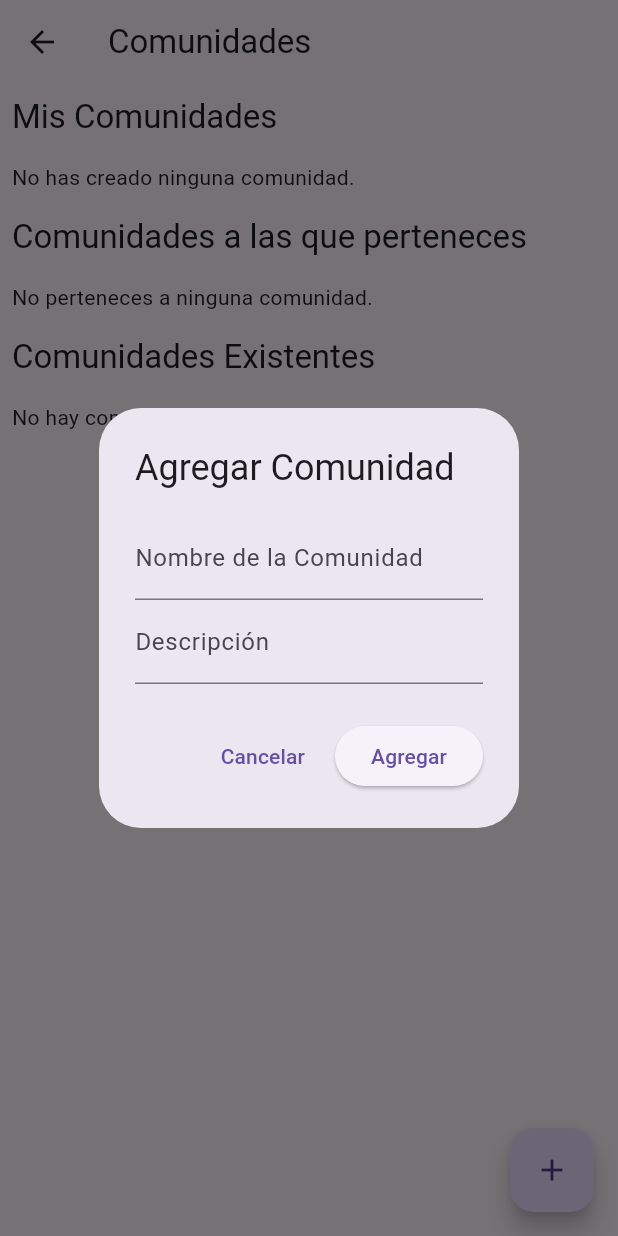
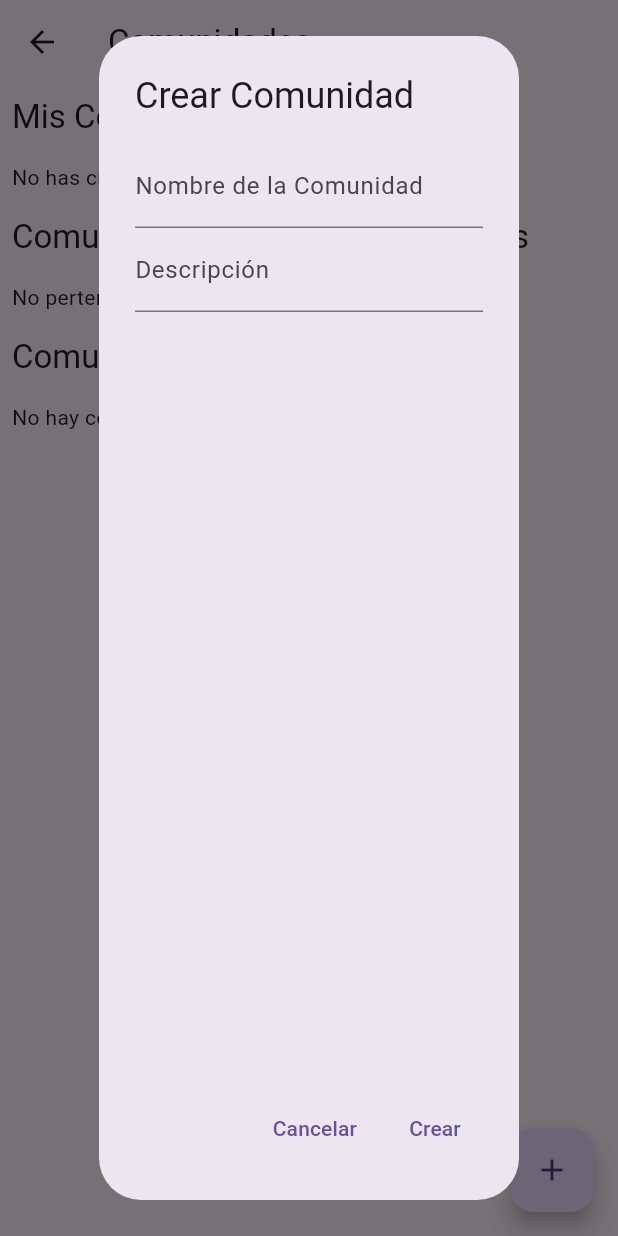
Before and after one commit to Eurekamps/trabajo-final-entrega-1-brainiaks, a Flutter app: the CommunityView screen opened directly, after a tap on the "add" icon, on a phone screen of 412 x 824 dp. Run offline on Flutter 3.47's test engine with Material 3 defaults, Android fonts, the phone set to English and light mode, and no system bars; our stand-ins replace cloud_firestore, firebase_auth, firebase_core, firebase_storage, font_awesome_flutter, image_picker; accounts and stored records are empty.

Commit message:
se actualiza el codigo ya que no se usaban las funciones adecuadas

```diff
--- a/lib/Views/CommunityView.dart
+++ b/lib/Views/CommunityView.dart
@@ -1,6 +1,8 @@
 import 'package:flutter/material.dart';
 import 'package:cloud_firestore/cloud_firestore.dart';
 import 'package:firebase_auth/firebase_auth.dart';
+
+import '../Statics/FirebaseAdmin.dart';
 
 class CommunityView extends StatefulWidget {
   @override
@@ -8,223 +10,108 @@ class CommunityView extends StatefulWidget {
 }
 
 class _CommunityViewState extends State<CommunityView> {
-  final FirebaseFirestore _firestore = FirebaseFirestore.instance;
-  final String userId = FirebaseAuth.instance.currentUser!.uid;
-  final TextEditingController _nameController = TextEditingController();
-  final TextEditingController _descriptionController = TextEditingController();
-  bool isLoading = false;
+  final FirebaseAdmin _firebaseAdmin = FirebaseAdmin();  // Instanciamos FirebaseAdmin
+  List<Map<String, dynamic>> createdCommunities = [];
+  List<Map<String, dynamic>> joinedCommunities = [];
+  List<Map<String, dynamic>> existingCommunities = [];
 
-  List<Map<String, dynamic>> userCreatedCommunities = [];
-  List<Map<String, dynamic>> userJoinedCommunities = [];
-  List<Map<String, dynamic>> existingCommunities = [];
+  String? userId;
 
   @override
   void initState() {
     super.initState();
-    _loadCommunities(); // Cargar las comunidades al iniciar
+    _loadCommunities();
   }
 
-  // Función para cargar las comunidades
   Future<void> _loadCommunities() async {
+    // Asegúrate de tener el ID del usuario
+    userId = FirebaseAuth.instance.currentUser?.uid;
+
+    // Cargar las comunidades creadas por el usuario
+    var createdCommunitiesData = await _firebaseAdmin.fetchFBDataList(
+      collectionPath: 'comunidades',
+      filters: Filter('uidCreador', isEqualTo: userId),
+    );
     setState(() {
-      isLoading = true;
+      createdCommunities = createdCommunitiesData?.map((doc) => doc.data() as Map<String, dynamic>).toList() ?? [];
     });
 
-    try {
-      // Comunidades creadas por el usuario (filtrado por uidCreator)
-      final createdCommunitiesSnapshot = await _firestore
-          .collection('comunidades')
-          .where('uidCreator', isEqualTo: userId)
-          .get();
+    // Cargar las comunidades en las que el usuario está participando
+    var joinedCommunitiesData = await _firebaseAdmin.fetchFBDataList(
+      collectionPath: 'comunidades',
+      filters: Filter('uidParticipants', arrayContains: userId),
+    );
+    setState(() {
+      joinedCommunities = joinedCommunitiesData?.map((doc) => doc.data() as Map<String, dynamic>).toList() ?? [];
+    });
 
-      userCreatedCommunities = createdCommunitiesSnapshot.docs
-          .map((doc) => {
-        'id': doc.id, // Guardar el ID del documento
-        ...doc.data(),
-      })
-          .toList();
+    // Cargar todas las comunidades disponibles (excepto las creadas o a las que ya pertenece)
+    var allCommunitiesData = await _firebaseAdmin.fetchFBDataList(
+      collectionPath: 'comunidades',
+    );
+    setState(() {
+      existingCommunities = allCommunitiesData?.map((doc) => doc.data() as Map<String, dynamic>).toList() ?? [];
+    });
 
-      // Comunidades a las que el usuario se ha unido (filtrado por uidParticipants)
-      final joinedCommunitiesSnapshot = await _firestore
-          .collection('comunidades')
-          .where('uidParticipants', arrayContains: userId)
-          .get();
-
-      userJoinedCommunities = joinedCommunitiesSnapshot.docs
-          .map((doc) => {
-        'id': doc.id, // Guardar el ID del documento
-        ...doc.data(),
-      })
-          .toList();
-
-      // Filtramos las comunidades a las que el usuario pertenece,
-      // eliminando aquellas que el usuario haya creado
-      userJoinedCommunities.removeWhere((community) =>
-          userCreatedCommunities.any((createdCommunity) => createdCommunity['id'] == community['id'])
-      );
-
-      // Comunidades existentes: Excluimos las comunidades que el usuario ya ha creado o a las que se ha unido
-      existingCommunities = createdCommunitiesSnapshot.docs
-          .map((doc) => {
-        'id': doc.id, // Guardar el ID del documento
-        ...doc.data(),
-      })
-          .toList();
-
-      existingCommunities.removeWhere((community) =>
-      userJoinedCommunities.any((joinedCommunity) => joinedCommunity['id'] == community['id']) ||
-          userCreatedCommunities.any((createdCommunity) => createdCommunity['id'] == community['id'])
-      );
-
-    } catch (e) {
-      print("Error cargando comunidades: $e");
-    } finally {
-      setState(() {
-        isLoading = false;
-      });
-    }
+    // Filtrar las comunidades que no han sido creadas por el usuario ni a las que ya pertenece
+    existingCommunities.removeWhere((community) => createdCommunities.contains(community) || joinedCommunities.contains(community));
   }
 
-  // Función para agregar una comunidad
-  Future<void> _addCommunity() async {
-    final newCommunity = {
-      'name': _nameController.text.trim(),
-      'description': _descriptionController.text.trim(),
-      'uidCreator': userId,
-      'uidModders': [userId], // El creador es moderador inicial
-      'uidParticipants': [userId], // El creador pertenece inicialmente
-      'avatar': '', // Avatar opcional
-    };
-
-    setState(() {
-      isLoading = true;
-    });
-
-    try {
-      await _firestore.collection('comunidades').add(newCommunity);
-      await _loadCommunities(); // Recargar las comunidades
-      print("Comunidad creada exitosamente.");
-    } catch (e) {
-      print("Error al crear comunidad: $e");
-    } finally {
-      setState(() {
-        isLoading = false;
-      });
-    }
-  }
-
-  // Función para editar una comunidad
-  Future<void> _editCommunity(Map<String, dynamic> community, String docId) async {
-    _nameController.text = community['name'];
-    _descriptionController.text = community['description'];
-
+  // Mostrar el cuadro de diálogo para crear una comunidad
+  void _showAddCommunityDialog() {
     showDialog(
       context: context,
-      builder: (BuildContext context) {
+      builder: (context) {
+        String communityName = '';
+        String communityDescription = '';
+
         return AlertDialog(
-          title: Text("Editar Comunidad"),
+          title: Text('Crear Comunidad'),
           content: Column(
-            mainAxisSize: MainAxisSize.min,
             children: [
               TextField(
-                controller: _nameController,
-                decoration: InputDecoration(labelText: "Nombre de la Comunidad"),
+                decoration: InputDecoration(labelText: 'Nombre de la Comunidad'),
+                onChanged: (value) {
+                  setState(() {
+                    communityName = value;
+                  });
+                },
               ),
               TextField(
-                controller: _descriptionController,
-                decoration: InputDecoration(labelText: "Descripción"),
+                decoration: InputDecoration(labelText: 'Descripción'),
+                onChanged: (value) {
+                  setState(() {
+                    communityDescription = value;
+                  });
+                },
               ),
             ],
           ),
           actions: [
             TextButton(
               onPressed: () {
-                Navigator.of(context).pop();
+                Navigator.pop(context);
               },
-              child: Text("Cancelar"),
+              child: Text('Cancelar'),
             ),
-            ElevatedButton(
+            TextButton(
               onPressed: () async {
-                final updatedCommunity = {
-                  'name': _nameController.text.trim(),
-                  'description': _descriptionController.text.trim(),
-                  'uidCreator': community['uidCreator'],
-                  'uidModders': community['uidModders'],
-                  'uidParticipants': community['uidParticipants'],
-                  'avatar': community['avatar'],
+                // Crear comunidad
+                final communityData = {
+                  'name': communityName,
+                  'description': communityDescription,
+                  'uidCreador': userId,
+                  'uidParticipants': [userId],  // El creador es el primer participante
                 };
 
-                try {
-                  await _firestore.collection('comunidades').doc(docId).update(updatedCommunity);
-                  await _loadCommunities(); // Recargar comunidades
-                  print("Comunidad actualizada exitosamente.");
-                } catch (e) {
-                  print("Error al actualizar comunidad: $e");
-                }
-                Navigator.of(context).pop(); // Cerrar el diálogo
+                await _firebaseAdmin.saveFBData(
+                  collectionPath: 'comunidades',
+                  data: communityData,
+                );
+                await _loadCommunities(); // Recargar las comunidades después de crearla
+                Navigator.pop(context); // Cerrar el cuadro de diálogo
               },
-              child: Text("Actualizar"),
-            ),
-          ],
-        );
-      },
-    );
-  }
-
-  // Función para eliminar una comunidad
-  Future<void> _deleteCommunity(String docId) async {
-    setState(() {
-      isLoading = true;
-    });
-
-    try {
-      await _firestore.collection('comunidades').doc(docId).delete();
-      await _loadCommunities(); // Recargar comunidades
-      print("Comunidad eliminada exitosamente.");
-    } catch (e) {
-      print("Error al eliminar comunidad: $e");
-    } finally {
-      setState(() {
-        isLoading = false;
-      });
-    }
-  }
-
-  // Mostrar cuadro de diálogo para agregar comunidad
-  void _showAddCommunityDialog() {
-    _nameController.clear();
-    _descriptionController.clear();
-    showDialog(
-      context: context,
-      builder: (BuildContext context) {
-        return AlertDialog(
-          title: Text("Agregar Comunidad"),
-          content: Column(
-            mainAxisSize: MainAxisSize.min,
-            children: [
-              TextField(
-                controller: _nameController,
-                decoration: InputDecoration(labelText: "Nombre de la Comunidad"),
-              ),
-              TextField(
-                controller: _descriptionController,
-                decoration: InputDecoration(labelText: "Descripción"),
-              ),
-            ],
-          ),
-          actions: [
-            TextButton(
-              onPressed: () {
-                Navigator.of(context).pop(); // Cerrar el diálogo
-              },
-              child: Text("Cancelar"),
-            ),
-            ElevatedButton(
-              onPressed: () async {
-                await _addCommunity();
-                Navigator.of(context).pop(); // Cerrar el diálogo
-              },
-              child: Text("Agregar"),
+              child: Text('Crear'),
             ),
           ],
         );
@@ -236,13 +123,11 @@ class _CommunityViewState extends State<CommunityView> {
   Widget build(BuildContext context) {
     return Scaffold(
       appBar: AppBar(
-        title: Text("Comunidades"),
+        title: Text('Comunidades'),
       ),
-      body: isLoading
-          ? Center(child: CircularProgressIndicator())
-          : ListView(
+      body: ListView(
         children: [
-          // Sección de comunidades creadas por el usuario
+          // Mostrar las comunidades creadas por el usuario
           Padding(
             padding: const EdgeInsets.all(8.0),
             child: Text(
@@ -250,7 +135,7 @@ class _CommunityViewState extends State<CommunityView> {
               style: Theme.of(context).textTheme.titleLarge,
             ),
           ),
-          userCreatedCommunities.isEmpty
+          createdCommunities.isEmpty
               ? Padding(
             padding: const EdgeInsets.all(8.0),
             child: Text("No has creado ninguna comunidad."),
@@ -258,59 +143,9 @@ class _CommunityViewState extends State<CommunityView> {
               : ListView.builder(
             shrinkWrap: true,
             physics: NeverScrollableScrollPhysics(),
-            itemCount: userCreatedCommunities.length,
+            itemCount: createdCommunities.length,
             itemBuilder: (context, index) {
-              final community = userCreatedCommunities[index];
-              final docId = community['id'];
-
-              return Card(
-                elevation: 4,
-                margin: EdgeInsets.symmetric(vertical: 8, horizontal: 16),
-                child: ListTile(
-                  leading: CircleAvatar(
-                    backgroundImage: AssetImage('assets/community_placeholder.png'),
-                  ),
-                  title: Text(community['name']),
-                  subtitle: Text(community['description']),
-                  trailing: Row(
-                    mainAxisSize: MainAxisSize.min,
-                    children: [
-                      IconButton(
-                        icon: Icon(Icons.edit, color: Colors.blue),
-                        onPressed: () => _editCommunity(community, docId),
-                      ),
-                      IconButton(
-                        icon: Icon(Icons.delete, color: Colors.red),
-                        onPressed: () => _deleteCommunity(docId),
-                      ),
-                    ],
-                  ),
-                ),
-              );
-            },
-          ),
-
-          // Sección de comunidades a las que el usuario se ha unido (excluyendo las que ha creado)
-          Padding(
-            padding: const EdgeInsets.all(8.0),
-            child: Text(
-              "Comunidades a las que perteneces",
-              style: Theme.of(context).textTheme.titleLarge,
-            ),
-          ),
-          userJoinedCommunities.isEmpty
-              ? Padding(
-            padding: const EdgeInsets.all(8.0),
-            child: Text("No perteneces a ninguna comunidad."),
-          )
-              : ListView.builder(
-            shrinkWrap: true,
-            physics: NeverScrollableScrollPhysics(),
-            itemCount: userJoinedCommunities.length,
-            itemBuilder: (context, index) {
-              final community = userJoinedCommunities[index];
-              final docId = community['id'];
-
+              final community = createdCommunities[index];
               return Card(
                 elevation: 4,
                 margin: EdgeInsets.symmetric(vertical: 8, horizontal: 16),
@@ -325,7 +160,40 @@ class _CommunityViewState extends State<CommunityView> {
             },
           ),
 
-          // Sección de comunidades existentes
+          // Mostrar las comunidades en las que el usuario participa
+          Padding(
+            padding: const EdgeInsets.all(8.0),
+            child: Text(
+              "Comunidades a las que Perteneces",
+              style: Theme.of(context).textTheme.titleLarge,
+            ),
+          ),
+          joinedCommunities.isEmpty
+              ? Padding(
+            padding: const EdgeInsets.all(8.0),
+            child: Text("No perteneces a ninguna comunidad."),
+          )
+              : ListView.builder(
+            shrinkWrap: true,
+            physics: NeverScrollableScrollPhysics(),
+            itemCount: joinedCommunities.length,
+            itemBuilder: (context, index) {
+              final community = joinedCommunities[index];
+              return Card(
+                elevation: 4,
+                margin: EdgeInsets.symmetric(vertical: 8, horizontal: 16),
+                child: ListTile(
+                  leading: CircleAvatar(
+                    backgroundImage: AssetImage('assets/community_placeholder.png'),
+                  ),
+                  title: Text(community['name']),
+                  subtitle: Text(community['description']),
+                ),
+              );
+            },
+          ),
+
+          // Mostrar las comunidades disponibles para unirse
           Padding(
             padding: const EdgeInsets.all(8.0),
             child: Text(
@@ -363,10 +231,11 @@ class _CommunityViewState extends State<CommunityView> {
                       };
 
                       try {
-                        await _firestore
-                            .collection('comunidades')
-                            .doc(docId)
-                            .update(updatedCommunity);
+                        await _firebaseAdmin.saveFBData(
+                          collectionPath: 'comunidades',
+                          data: updatedCommunity,
+                          docId: docId,
+                        );
                         await _loadCommunities(); // Recargar comunidades
                         print("Te uniste a la comunidad.");
                       } catch (e) {
```
